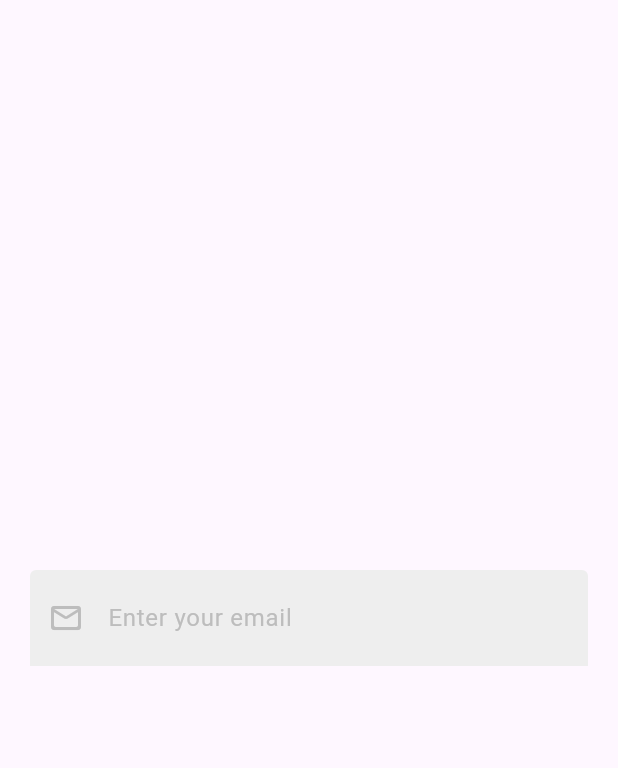
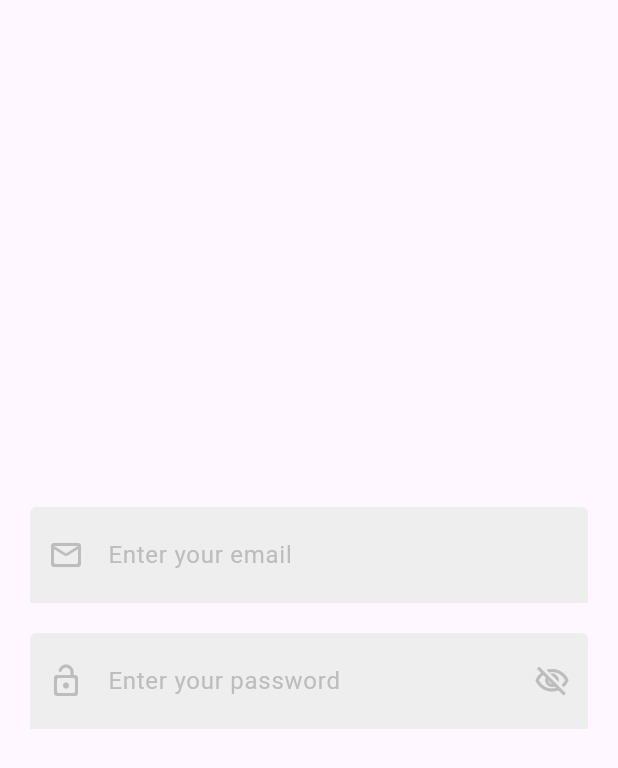
Before and after one commit to Vincent-Baret-974/Login_firebase, a Flutter app: the screen it shows after launch, on a phone screen of 412 x 824 dp. Shown: the top 768 px of the screen. Run offline on Flutter 3.47's test engine with Material 3 defaults, Android fonts, the phone set to English and light mode, and no system bars; our stand-ins replace google_fonts.

Commit message:
feat: add state control for password

```diff
--- a/lib/main.dart
+++ b/lib/main.dart
@@ -12,6 +12,7 @@ class MyApp extends StatelessWidget {
   @override
   Widget build(BuildContext context) {
     return const MaterialApp(
+      debugShowCheckedModeBanner: false,
       home: LoginPage(),
     );
   }
@@ -26,10 +27,20 @@ class LoginPage extends StatelessWidget {
       body: Center(
         child: Container(
           margin: const EdgeInsets.all(20),
-          child: const Column(
+          child: Column(
             mainAxisAlignment: MainAxisAlignment.center,
             children: [
-              CustomTextField()
+              CustomTextField(
+                  leadingIcon: Icons.mail_outline_rounded,
+                  placeholderText: 'Enter your email',
+                  displayVisibilityIcon: false
+              ),
+              const SizedBox(height: 20),
+              CustomTextField(
+                  leadingIcon: Icons.lock_open_rounded,
+                  placeholderText: 'Enter your password',
+                  displayVisibilityIcon: true
+              )
             ],
           ),
         ),
@@ -38,24 +49,58 @@ class LoginPage extends StatelessWidget {
   }
 }
 
-class CustomTextField extends StatelessWidget {
-  const CustomTextField({
+class CustomTextField extends StatefulWidget {
+  CustomTextField({
     super.key,
+    required this.leadingIcon,
+    required this.placeholderText,
+    required this.displayVisibilityIcon
   });
+
+  final IconData leadingIcon;
+  final String placeholderText;
+  final bool displayVisibilityIcon;
+
+  @override
+  State<CustomTextField> createState() => _CustomTextFieldState();
+}
+
+class _CustomTextFieldState extends State<CustomTextField> {
+  late IconData suffixIcon;
+  late bool obscurePassword;
+
+  @override
+  void initState() {
+    super.initState();
+    suffixIcon = Icons.visibility_off_outlined;
+    obscurePassword = widget.displayVisibilityIcon ? true : false;
+  }
 
   @override
   Widget build(BuildContext context) {
     return TextField(
       decoration: InputDecoration(
           floatingLabelBehavior: FloatingLabelBehavior.never,
-          hintText: 'Enter your email',
+          hintText: widget.placeholderText,
           hintStyle: GoogleFonts.roboto(
             color: Colors.grey.shade400
           ),
           prefixIcon: Icon(
-              Icons.mail_outline_rounded,
+              widget.leadingIcon,
               color: Colors.grey.shade400
           ),
+          suffixIcon: widget.displayVisibilityIcon ? IconButton(
+            icon: Icon(suffixIcon),
+            color: Colors.grey.shade400,
+            onPressed: () {
+              setState(() {
+                obscurePassword = !obscurePassword;
+                suffixIcon = obscurePassword
+                    ? Icons.visibility_off_outlined
+                    : Icons.visibility_outlined;
+              });
+            },
+          ) : null,
           border: const UnderlineInputBorder(
             borderSide:
                 BorderSide.none,
@@ -64,6 +109,7 @@ class CustomTextField extends StatelessWidget {
           fillColor: Colors.grey.shade200,
           contentPadding: const EdgeInsets.symmetric(vertical: 20.0, horizontal: 0.0),
       ),
+      obscureText: obscurePassword,
       onChanged: (value) {
         print('Typed $value');
       }
```
